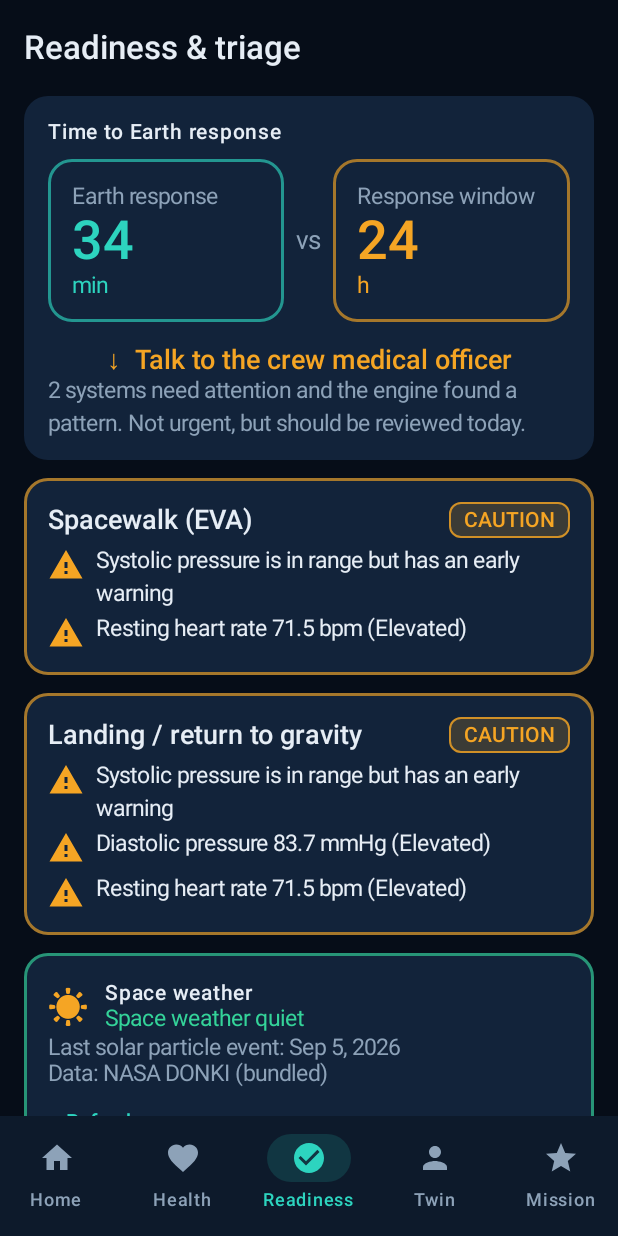
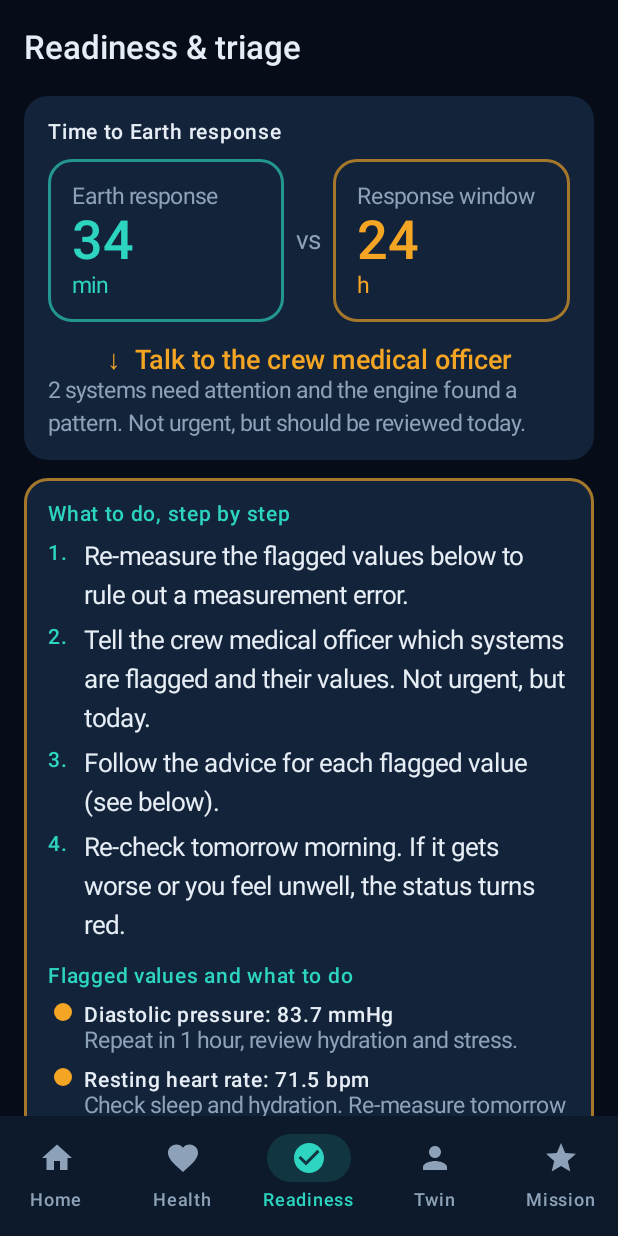
Before and after one commit to cybersecuritykali958-bot/nasa-space-apps, an Android app built with Jetpack Compose: the ReadinessScreen screen opened through its navigation route, on a phone screen of 412 x 824 dp. Run offline under Robolectric (Android 15) with nearby library versions, the phone set to English and light mode, and no system bars; our stand-ins replace Room's generated code; pictures from the network do not load.

Commit message:
Concrete step-by-step triage plan and a how-to-read section on Readiness
- Numbered steps per decision (crew medical officer, flight surgeon, onboard protocol, self), flagged values with their advice, symptoms rule
- Readiness explains the Earth response calculation, the response window, the onboard rule and the GO / CAUTION / NO-GO badges
- Home shows the first step and a link to all steps

```diff
--- /dev/null
+++ b/android/app/src/main/java/space/crewpulse/ui/components/TriageSteps.kt
@@ -0,0 +1,118 @@
+package space.crewpulse.ui.components
+
+import androidx.compose.foundation.layout.Arrangement
+import androidx.compose.foundation.layout.Column
+import androidx.compose.foundation.layout.Row
+import androidx.compose.foundation.layout.padding
+import androidx.compose.foundation.layout.width
+import androidx.compose.material.icons.Icons
+import androidx.compose.material.icons.filled.Warning
+import androidx.compose.material3.Icon
+import androidx.compose.material3.MaterialTheme
+import androidx.compose.material3.Text
+import androidx.compose.runtime.Composable
+import androidx.compose.ui.Modifier
+import androidx.compose.ui.res.stringResource
+import androidx.compose.ui.unit.dp
+import space.crewpulse.R
+import space.crewpulse.data.model.Status
+import space.crewpulse.domain.EngineReport
+import space.crewpulse.domain.Evaluation
+import space.crewpulse.domain.Responder
+import space.crewpulse.ui.i18n.indicatorAction
+import space.crewpulse.ui.i18n.indicatorName
+import space.crewpulse.ui.theme.StatusColors
+
+/** Numbered, concrete steps for the triage decision. */
+@Composable
+fun triageSteps(report: EngineReport): List<String> {
+    val t = report.triage
+    val earth = t.earthResponseMin ?: 0.0
+    val flagged = flaggedEvaluations(report).isNotEmpty()
+    return when (t.responder) {
+        Responder.ONBOARD_PROTOCOL -> listOf(
+            stringResource(R.string.step_stop),
+            stringResource(R.string.step_onboard_cmo),
+            stringResource(R.string.step_remeasure_15),
+            stringResource(R.string.step_onboard_report, earth),
+        )
+        Responder.FLIGHT_SURGEON -> listOf(
+            stringResource(R.string.step_stop),
+            stringResource(R.string.step_surgeon_call, earth),
+            stringResource(R.string.step_surgeon_wait),
+            stringResource(R.string.step_remeasure_15),
+        )
+        Responder.CREW_MEDICAL_OFFICER -> listOf(
+            stringResource(R.string.step_cmo_remeasure),
+            stringResource(R.string.step_cmo_tell),
+            stringResource(R.string.step_follow_advice),
+            stringResource(R.string.step_cmo_tomorrow),
+        )
+        Responder.SELF -> if (flagged) {
+            listOf(stringResource(R.string.step_follow_advice), stringResource(R.string.step_self_plan))
+        } else {
+            listOf(stringResource(R.string.step_ok))
+        }
+    }
+}
+
+/** Indicators that are yellow or red right now, worst first. */
+fun flaggedEvaluations(report: EngineReport): List<Evaluation> =
+    report.systems.flatMap { it.evaluations }
+        .filter { it.status == Status.YELLOW || it.status == Status.RED }
+        .sortedByDescending { if (it.status == Status.RED) 2 else 1 }
+
+/** Full plan: numbered steps, flagged values with their advice, and the symptoms rule. */
+@Composable
+fun TriagePlan(report: EngineReport, modifier: Modifier = Modifier) {
+    Column(modifier, verticalArrangement = Arrangement.spacedBy(10.dp)) {
+        Text(stringResource(R.string.steps_title), style = MaterialTheme.typography.titleSmall, color = MaterialTheme.colorScheme.primary)
+        triageSteps(report).forEachIndexed { i, step -> NumberedStep(i + 1, step) }
+
+        val flagged = flaggedEvaluations(report)
+        if (flagged.isNotEmpty()) {
+            Text(
+                stringResource(R.string.flagged_title),
+                style = MaterialTheme.typography.titleSmall,
+                color = MaterialTheme.colorScheme.primary,
+                modifier = Modifier.padding(top = 6.dp),
+            )
+            flagged.forEach { e ->
+                Column(Modifier.padding(start = 4.dp)) {
+                    Row {
+                        StatusDot(e.status, 12.dp)
+                        Text(
+                            "${indicatorName(e.indicator)}: ${"%.1f".format(e.value)} ${e.indicator.unit}",
+                            style = MaterialTheme.typography.titleSmall,
+                            modifier = Modifier.padding(start = 8.dp),
+                        )
+                    }
+                    Text(
+                        indicatorAction(e.indicator, e.status),
+                        style = MaterialTheme.typography.bodyMedium,
+                        color = MaterialTheme.colorScheme.onSurfaceVariant,
+                        modifier = Modifier.padding(start = 20.dp),
+                    )
+                }
+            }
+        }
+
+        Row(Modifier.padding(top = 6.dp)) {
+            Icon(Icons.Filled.Warning, contentDescription = null, tint = StatusColors.red)
+            Text(
+                stringResource(R.string.symptoms_rule),
+                style = MaterialTheme.typography.bodyMedium,
+                color = StatusColors.red,
+                modifier = Modifier.padding(start = 8.dp),
+            )
+        }
+    }
+}
+
+@Composable
+private fun NumberedStep(n: Int, text: String) {
+    Row {
+        Text("$n.", style = MaterialTheme.typography.titleSmall, color = MaterialTheme.colorScheme.primary, modifier = Modifier.width(24.dp))
+        Text(text, style = MaterialTheme.typography.bodyLarge)
+    }
+}
--- a/android/app/src/main/java/space/crewpulse/ui/home/HomeScreen.kt
+++ b/android/app/src/main/java/space/crewpulse/ui/home/HomeScreen.kt
@@ -39,6 +39,7 @@ import space.crewpulse.domain.StatusEngine
 import space.crewpulse.ui.components.BodyFigure
 import space.crewpulse.ui.components.CrewCard
 import space.crewpulse.ui.components.StatusPill
+import space.crewpulse.ui.components.triageSteps
 import space.crewpulse.ui.i18n.alertText
 import space.crewpulse.ui.i18n.environmentName
 import space.crewpulse.ui.i18n.indicatorName
@@ -128,6 +129,15 @@ private fun Overview(state: HomeUiState, onIndicator: (String) -> Unit, onNaviga
         Text(stringResource(R.string.what_to_do), style = MaterialTheme.typography.titleSmall, color = MaterialTheme.colorScheme.primary)
         Text(responderLabel(t.responder), style = MaterialTheme.typography.titleLarge, modifier = Modifier.padding(top = 4.dp))
         Text(triageReason(state.report), style = MaterialTheme.typography.bodyMedium, color = MaterialTheme.colorScheme.onSurfaceVariant)
+        triageSteps(state.report).firstOrNull()?.let { first ->
+            Text("1. $first", style = MaterialTheme.typography.bodyLarge, modifier = Modifier.padding(top = 8.dp))
+        }
+        Text(
+            stringResource(R.string.all_steps) + " →",
+            style = MaterialTheme.typography.labelLarge,
+            color = MaterialTheme.colorScheme.primary,
+            modifier = Modifier.padding(top = 8.dp),
+        )
     }
 
     // The single most important warning.
--- a/android/app/src/main/java/space/crewpulse/ui/readiness/ReadinessScreen.kt
+++ b/android/app/src/main/java/space/crewpulse/ui/readiness/ReadinessScreen.kt
@@ -28,6 +28,7 @@ import space.crewpulse.domain.SpaceWeatherLevel
 import space.crewpulse.domain.Verdict
 import space.crewpulse.ui.components.CrewCard
 import space.crewpulse.ui.components.CrewScaffold
+import space.crewpulse.ui.components.TriagePlan
 import space.crewpulse.ui.components.VerdictPill
 import space.crewpulse.ui.home.HomeUiState
 import space.crewpulse.ui.i18n.durationText
@@ -67,6 +68,12 @@ fun ReadinessScreen(state: HomeUiState, onRefreshWeather: () -> Unit, onBack: ((
                 )
                 Text(triageReason(state.report), style = MaterialTheme.typography.bodyMedium, color = MaterialTheme.colorScheme.onSurfaceVariant)
             }
+
+            CrewCard(accent = StatusColors.of(t.status).takeIf { t.status != space.crewpulse.data.model.Status.GREEN }) {
+                TriagePlan(report)
+            }
+
+            HowToRead(state)
 
             report.readiness.forEach { r ->
                 val accent = when (r.verdict) {
@@ -155,3 +162,40 @@ private fun TimeTile(label: String, minutes: Double?, color: Color, modifier: Mo
         Text(unit, style = MaterialTheme.typography.bodyMedium, color = color)
     }
 }
+
+@Composable
+private fun HowToRead(state: HomeUiState) {
+    val t = state.report.triage
+    val delay = state.environment?.commDelayMinOneWay ?: 0.0
+    val handling = ((t.earthResponseMin ?: 0.0) - 2 * delay).coerceAtLeast(0.0)
+    CrewCard {
+        Text(stringResource(R.string.how_to_read), style = MaterialTheme.typography.titleSmall, color = MaterialTheme.colorScheme.primary)
+        Bullet(stringResource(R.string.explain_earth, delay, 2 * delay, handling, t.earthResponseMin ?: 0.0))
+        Bullet(
+            when (t.status) {
+                space.crewpulse.data.model.Status.RED -> stringResource(R.string.explain_window_red)
+                space.crewpulse.data.model.Status.YELLOW -> stringResource(R.string.explain_window_yellow)
+                else -> stringResource(R.string.explain_window_none)
+            },
+        )
+        Bullet(stringResource(R.string.explain_rule))
+        Text(stringResource(R.string.legend_title), style = MaterialTheme.typography.titleSmall, modifier = Modifier.padding(top = 8.dp))
+        Row(verticalAlignment = Alignment.CenterVertically, modifier = Modifier.padding(top = 4.dp)) {
+            VerdictPill(Verdict.GO); Text(stringResource(R.string.legend_go), Modifier.padding(start = 8.dp), style = MaterialTheme.typography.bodyMedium)
+        }
+        Row(verticalAlignment = Alignment.CenterVertically, modifier = Modifier.padding(top = 4.dp)) {
+            VerdictPill(Verdict.CAUTION); Text(stringResource(R.string.legend_caution), Modifier.padding(start = 8.dp), style = MaterialTheme.typography.bodyMedium)
+        }
+        Row(verticalAlignment = Alignment.CenterVertically, modifier = Modifier.padding(top = 4.dp)) {
+            VerdictPill(Verdict.NO_GO); Text(stringResource(R.string.legend_nogo), Modifier.padding(start = 8.dp), style = MaterialTheme.typography.bodyMedium)
+        }
+    }
+}
+
+@Composable
+private fun Bullet(text: String) {
+    Row(Modifier.padding(top = 4.dp)) {
+        Text("•", Modifier.padding(end = 8.dp), color = MaterialTheme.colorScheme.primary)
+        Text(text, style = MaterialTheme.typography.bodyMedium)
+    }
+}
--- a/android/app/src/main/res/values/strings.xml
+++ b/android/app/src/main/res/values/strings.xml
@@ -170,6 +170,32 @@
     <string name="trends_empty">No measurements yet. Do a check-in or switch to the demo astronaut.</string>
     <string name="show_demo">Show demo astronaut</string>
     <string name="recent_values">Recent values</string>
+    <string name="steps_title">What to do, step by step</string>
+    <string name="all_steps">All steps</string>
+    <string name="step_stop">Stop the current task and sit down. Do not stay alone.</string>
+    <string name="step_onboard_cmo">Call the crew medical officer now. They lead with the onboard protocol and the medical kit.</string>
+    <string name="step_remeasure_15">Re-measure the red value now and then every 15 minutes.</string>
+    <string name="step_onboard_report">A report is queued for Earth; the reply arrives in ~%1$.0f min. Do not wait for it to act.</string>
+    <string name="step_surgeon_call">Contact the flight surgeon on Earth now. The reply arrives in ~%1$.0f min.</string>
+    <string name="step_surgeon_wait">While waiting, start the advice for the red value (below) together with the crew medical officer.</string>
+    <string name="step_cmo_remeasure">Re-measure the flagged values below to rule out a measurement error.</string>
+    <string name="step_cmo_tell">Tell the crew medical officer which systems are flagged and their values. Not urgent, but today.</string>
+    <string name="step_follow_advice">Follow the advice for each flagged value (see below).</string>
+    <string name="step_cmo_tomorrow">Re-check tomorrow morning. If it gets worse or you feel unwell, the status turns red.</string>
+    <string name="step_self_plan">Re-measure as planned in today’s mission.</string>
+    <string name="step_ok">Keep the daily routine and today’s measurements.</string>
+    <string name="flagged_title">Flagged values and what to do</string>
+    <string name="symptoms_rule">Chest pain, shortness of breath, fainting, confusion or fever above 38 °C: tell the crew medical officer immediately, whatever the app shows.</string>
+    <string name="how_to_read">How to read this screen</string>
+    <string name="explain_earth">Earth response: signal %1$.0f min one way, %2$.0f min there and back, plus %3$.0f min for the doctor to read and answer = %4$.0f min.</string>
+    <string name="explain_window_red">Response window: a red value needs a response within 30 minutes (Australasian Triage Scale, category 3).</string>
+    <string name="explain_window_yellow">Response window: a yellow value should be reviewed within 24 hours.</string>
+    <string name="explain_window_none">Response window: everything is green, nothing needs a response.</string>
+    <string name="explain_rule">Rule: if Earth answers slower than the window, the crew acts on its own with the onboard protocol.</string>
+    <string name="legend_title">What the badges mean</string>
+    <string name="legend_go">allowed</string>
+    <string name="legend_caution">allowed only with extra checks: re-measure first, a second crew member nearby</string>
+    <string name="legend_nogo">not allowed until the reasons above are fixed</string>
     <string name="ind_systolic_bp">Systolic pressure</string>
     <string name="ind_diastolic_bp">Diastolic pressure</string>
     <string name="ind_heart_rate">Resting heart rate</string>
```
Also changed, not shown: 3 other files.
